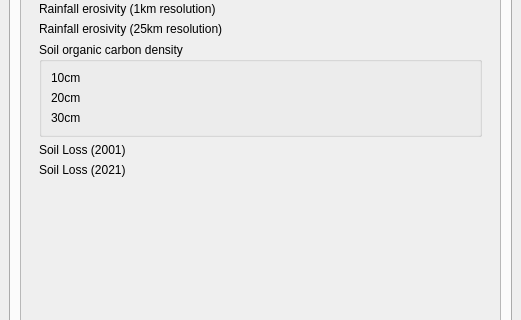
Before: the Qt Designer form enca_plugin/enca_plugin_dockwidget_base.ui in VITObelgium/sys4enca, drawn with Qt 5; both pictures show x 0 to 521 and y 369 to 689 of the 521 by 1072 pixel window.
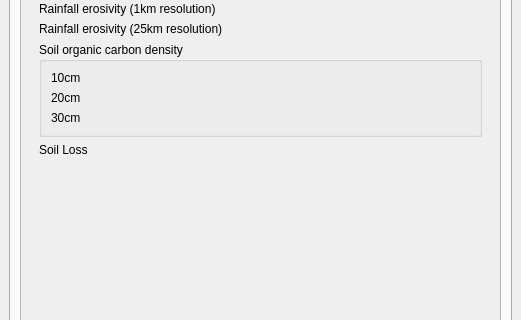
After: the same form once the commit is applied. The open tabs and pages were chosen to show the change. Custom widgets are drawn as their Qt base class.

Commit message:
carbon.soil_erosion: Use single soil loss input file per year.
Remove old 2001 - 2012 averaging code.  User needs to provide
appropriate soil loss file for the year of interest.

```diff
--- a/enca_plugin/enca_plugin_dockwidget_base.ui
+++ b/enca_plugin/enca_plugin_dockwidget_base.ui
@@ -361,27 +361,6 @@
                   </property>
                  </widget>
                 </item>
-                <item row="7" column="0">
-                 <widget class="QLabel" name="label_77">
-                  <property name="text">
-                   <string>Soil Loss (2001)</string>
-                  </property>
-                 </widget>
-                </item>
-                <item row="8" column="0">
-                 <widget class="QLabel" name="label_78">
-                  <property name="text">
-                   <string>Soil Loss (2021)</string>
-                  </property>
-                 </widget>
-                </item>
-                <item row="1" column="1">
-                 <widget class="QgsFileWidget" name="R_factor_1km_">
-                  <property name="filter">
-                   <string>Geotiff (*.tiff *.tif);; All Files (*.*)</string>
-                  </property>
-                 </widget>
-                </item>
                 <item row="2" column="1">
                  <widget class="QgsFileWidget" name="R_factor_25km_">
                   <property name="filter">
@@ -454,6 +433,20 @@
                   </layout>
                  </widget>
                 </item>
+                <item row="4" column="0">
+                 <widget class="QLabel" name="label_77">
+                  <property name="text">
+                   <string>Soil Loss</string>
+                  </property>
+                 </widget>
+                </item>
+                <item row="4" column="1">
+                 <widget class="QgsFileWidget" name="soil_loss_">
+                  <property name="filter">
+                   <string>Geotiff (*.tiff *.tif);; All Files (*.*)</string>
+                  </property>
+                 </widget>
+                </item>
                </layout>
               </widget>
               <widget class="QWidget" name="CARBON_LIVESTOCK_">
```
Left out of the diff: 21 changed lines with no effect on the pictures. The commit also changes 2 other files.
